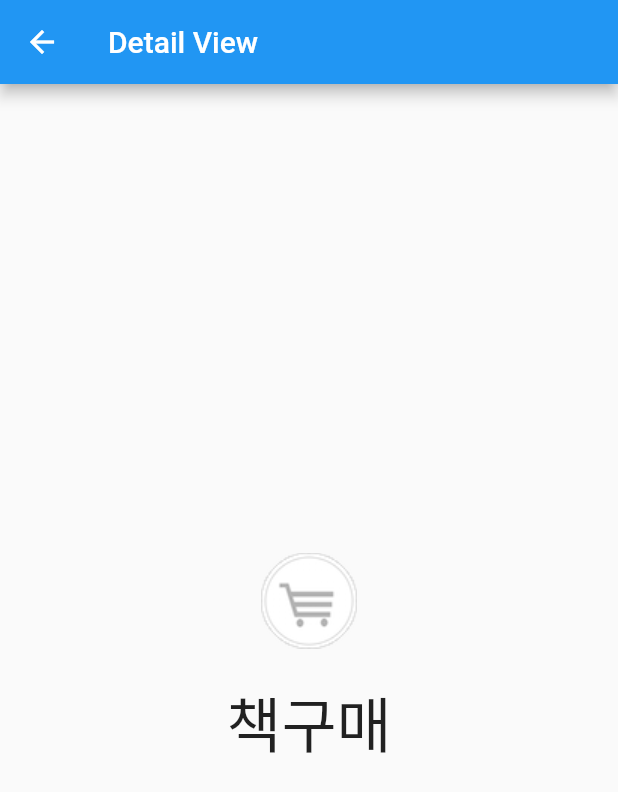
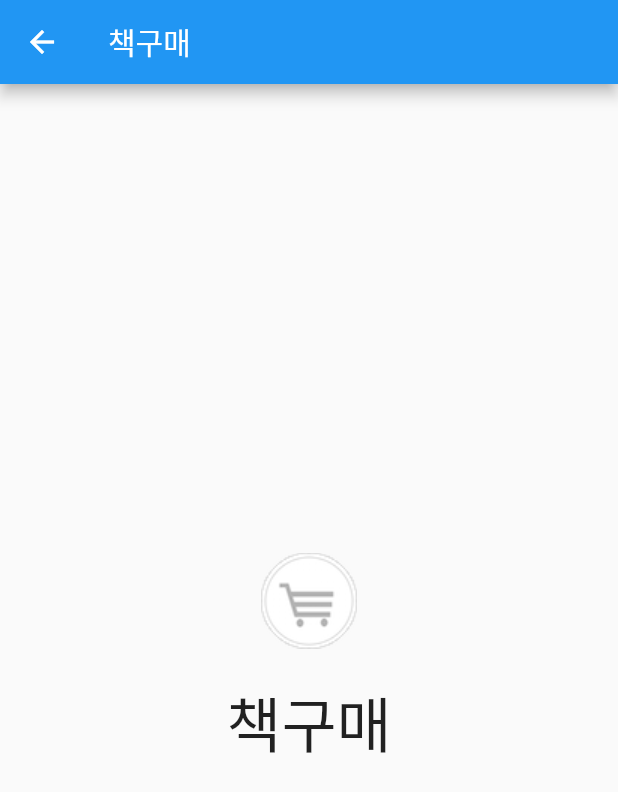
Before and after one commit to jjhwnn/Flutter, a Flutter app: the screen it shows after launch, after a tap on "책구매", on a phone screen of 412 x 824 dp. Shown: the top 792 px of the screen. Run offline on Flutter 3.47's test engine with Material 2 defaults, Android fonts, the phone set to English and light mode, and no system bars; missing offline and left inert: simple_gesture_detector.

Commit message:
update detail page

```diff
--- a/listview_todo_app/lib/detail_list.dart
+++ b/listview_todo_app/lib/detail_list.dart
@@ -15,7 +15,7 @@ class _DetailListState extends State<DetailList> {
   Widget build(BuildContext context) {
     return Scaffold(
       appBar: AppBar(
-        title: const Text('Detail View'),
+        title: Text(Message.workList),
       ),
       body: Center(
         child: Column(
```
